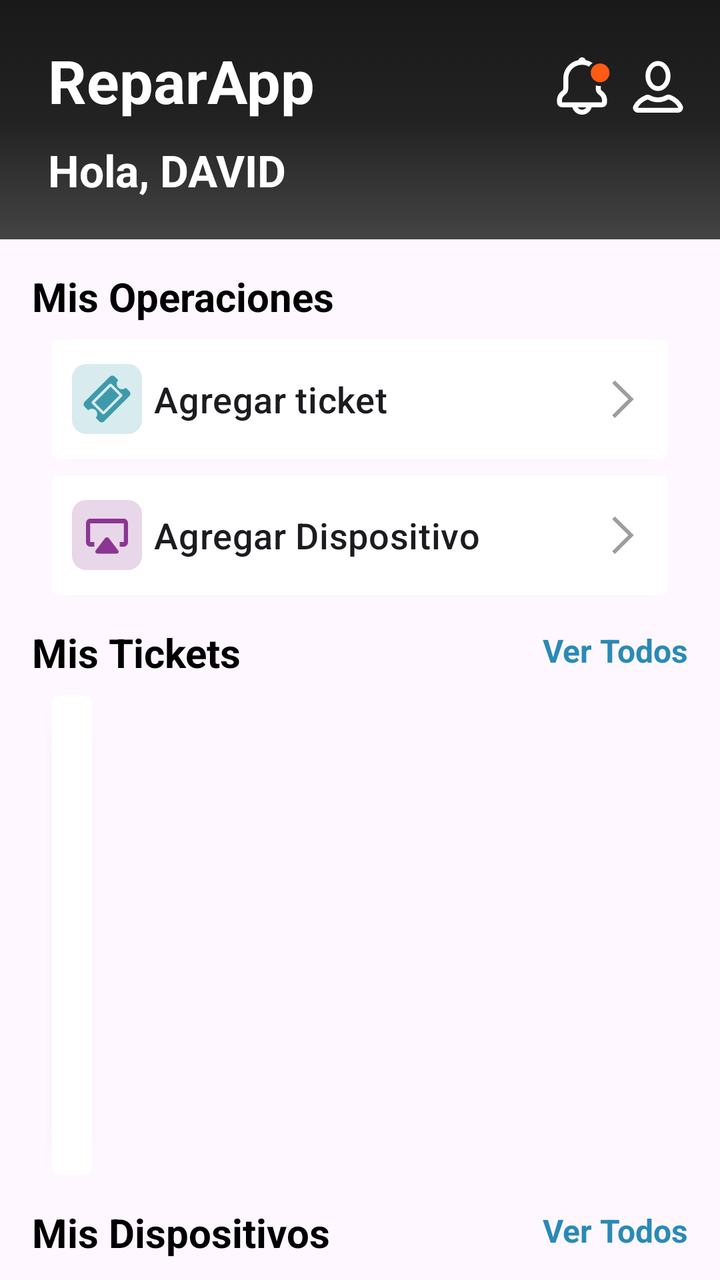
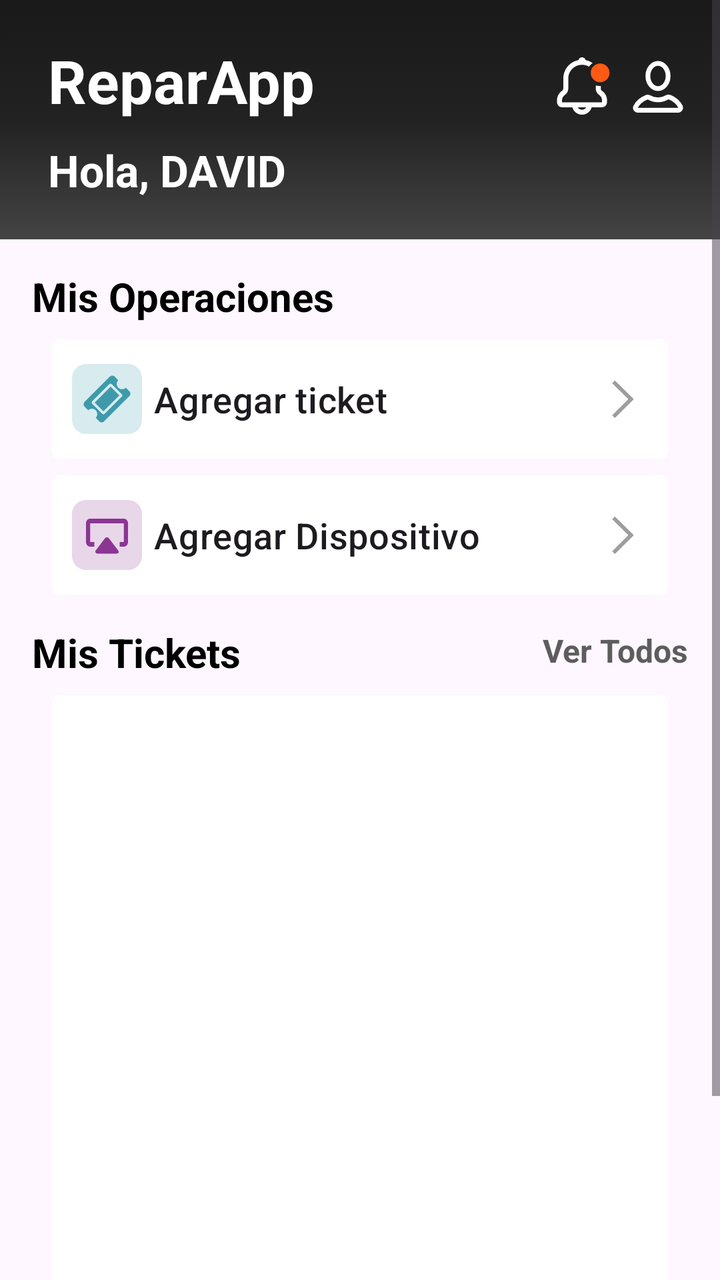

The first picture is an Android layout as it rendered before a commit; the second is the same layout after the commit. The layout source and the unified diff follow.
<!-- AndroidManifest.xml: application theme Theme.ReparApp -->
<!-- res/layout/fragmen_home_user_prueba.xml -->
<?xml version="1.0" encoding="utf-8"?>
<ScrollView xmlns:android="http://schemas.android.com/apk/res/android"
    xmlns:app="http://schemas.android.com/apk/res-auto"
    xmlns:tools="http://schemas.android.com/tools"
    android:layout_width="match_parent"
    android:layout_height="match_parent">

    <LinearLayout
        android:layout_width="match_parent"
        android:layout_height="wrap_content"
        android:orientation="vertical"
        app:layout_constraintStart_toStartOf="parent"
        app:layout_constraintTop_toBottomOf="@id/headerLayout">

        <androidx.constraintlayout.widget.ConstraintLayout
            android:id="@+id/headerLayout"
            android:layout_width="match_parent"
            android:layout_height="wrap_content"
            android:background="@drawable/bg_fondo"
            android:gravity="center_vertical"
            android:orientation="horizontal"
            android:paddingHorizontal="16dp"
            android:paddingVertical="20dp"
            >

            <TextView
                android:id="@+id/tv_titulo_home"
                android:layout_width="wrap_content"
                android:layout_height="wrap_content"
                android:layout_marginStart="8dp"
                android:text="@string/home"
                android:textColor="@android:color/white"
                android:textSize="30sp"
                android:textStyle="bold"
                app:layout_constraintStart_toStartOf="parent"
                app:layout_constraintTop_toTopOf="parent" />

            <ImageView
                android:id="@+id/img_usuario_notificacion"
                android:layout_width="30dp"
                android:layout_height="30dp"
                android:layout_marginTop="8dp"
                android:layout_marginEnd="8dp"
                android:src="@drawable/icon_noti_act"
                app:layout_constraintEnd_toStartOf="@id/img_usuario_perfil"
                app:layout_constraintTop_toTopOf="parent" />

            <ImageView
                android:id="@+id/img_usuario_perfil"
                android:layout_width="30dp"
                android:layout_height="30dp"
                android:layout_marginTop="8dp"
                android:src="@drawable/icon_profile_pru"
                app:layout_constraintEnd_toEndOf="parent"
                app:layout_constraintTop_toTopOf="parent" />

            <TextView
                android:id="@+id/tv_saludo"
                android:layout_width="wrap_content"
                android:layout_height="wrap_content"
                android:layout_marginTop="10dp"
                android:text="Hola, "
                android:textColor="@color/white"
                android:textSize="22sp"
                android:textStyle="bold"
                app:layout_constraintStart_toStartOf="@id/tv_titulo_home"
                app:layout_constraintTop_toBottomOf="@id/tv_titulo_home" />

            <TextView
                android:layout_width="wrap_content"
                android:layout_height="wrap_content"
                android:layout_marginTop="10dp"
                android:text="David"
                android:textAllCaps="true"
                android:textColor="@color/white"
                android:textSize="22sp"
                android:textStyle="bold"
                app:layout_constraintStart_toEndOf="@id/tv_saludo"
                app:layout_constraintTop_toBottomOf="@id/tv_titulo_home" />


        </androidx.constraintlayout.widget.ConstraintLayout>

        <LinearLayout
            android:layout_width="match_parent"
            android:layout_height="wrap_content"
            android:layout_marginHorizontal="16dp"
            android:layout_marginTop="15dp"
            android:orientation="vertical">
            <TextView
                android:layout_width="wrap_content"
                android:layout_height="wrap_content"
                android:text="Mis Operaciones"
                android:textColor="@color/black"
                android:textSize="20dp"
                android:textStyle="bold" />

            <androidx.cardview.widget.CardView
                android:layout_width="match_parent"
                android:layout_height="wrap_content"
                android:layout_marginHorizontal="10dp"
                android:layout_marginTop="8dp"
                android:backgroundTint="@color/white"
                app:cardCornerRadius="4dp"
                app:layout_constraintTop_toTopOf="parent">

                <LinearLayout
                    android:layout_width="match_parent"
                    android:layout_height="60dp"
                    android:gravity="start|center"
                    android:orientation="horizontal"
                    android:paddingHorizontal="10dp"

                    >

                    <ImageView
                        android:layout_width="35dp"
                        android:layout_height="35dp"
                        android:src="@drawable/icon_ticket_prueba" />

                    <TextView
                        android:id="@+id/tv_agregar_ticket"
                        android:layout_width="0dp"
                        android:layout_height="wrap_content"
                        android:layout_marginStart="6dp"
                        android:layout_weight="1"
                        android:gravity="start|center"
                        android:text="Agregar ticket"
                        android:textAppearance="?attr/textAppearanceHeadline6"
                        android:textSize="18dp" />

                    <ImageView
                        android:layout_width="25dp"
                        android:layout_height="25dp"
                        android:layout_gravity="center|end"
                        android:src="@drawable/icon_arrow_right" />
                </LinearLayout>
            </androidx.cardview.widget.CardView>
            <androidx.cardview.widget.CardView
                android:layout_width="match_parent"
                android:layout_height="wrap_content"
                android:layout_marginHorizontal="10dp"
                android:layout_marginTop="8dp"
                android:backgroundTint="@color/white"
                app:cardCornerRadius="4dp"
                app:layout_constraintTop_toTopOf="parent">

                <LinearLayout
                    android:layout_width="match_parent"
                    android:layout_height="60dp"
                    android:gravity="start|center"
                    android:orientation="horizontal"
                    android:paddingHorizontal="10dp">

                    <ImageView
                        android:layout_width="35dp"
                        android:layout_height="35dp"
                        android:src="@drawable/icon_device_prueba" />

                    <TextView
                        android:id="@+id/tv_agregar_dispositivo"
                        android:layout_width="0dp"
                        android:layout_height="wrap_content"
                        android:layout_marginStart="6dp"
                        android:layout_weight="1"
                        android:gravity="start|center"
                        android:text="Agregar Dispositivo"
                        android:textAppearance="?attr/textAppearanceHeadline6"
                        android:textSize="18dp" />

                    <ImageView
                        android:layout_width="25dp"
                        android:layout_height="25dp"
                        android:layout_gravity="center|end"
                        android:src="@drawable/icon_arrow_right" />
                </LinearLayout>
            </androidx.cardview.widget.CardView>
            <androidx.constraintlayout.widget.ConstraintLayout
                android:layout_width="match_parent"
                android:layout_height="wrap_content"
                android:layout_marginTop="15dp">

                <TextView
                    android:id="@+id/tv_titulo_mis_tickets"
                    android:layout_width="wrap_content"
                    android:layout_height="wrap_content"
                    android:text="Mis Tickets"
                    android:textColor="@color/black"
                    android:textSize="20sp"
                    android:textStyle="bold"
                    app:layout_constraintBottom_toBottomOf="parent"
                    app:layout_constraintStart_toStartOf="parent"
                    app:layout_constraintTop_toTopOf="parent" />

                <TextView
                    android:id="@+id/tv_ver_todos"
                    android:layout_width="wrap_content"
                    android:layout_height="24dp"
                    android:text="Ver Todos"
                    android:textColor="#298AB6"
                    android:textSize="16dp"
                    android:textStyle="bold"
                    app:layout_constraintBottom_toBottomOf="@id/tv_titulo_mis_tickets"
                    app:layout_constraintEnd_toEndOf="parent"
                    app:layout_constraintTop_toTopOf="parent" />
            </androidx.constraintlayout.widget.ConstraintLayout>
            <androidx.cardview.widget.CardView
                android:layout_width="wrap_content"
                android:layout_height="wrap_content"
                android:layout_marginHorizontal="10dp"
                android:layout_marginTop="8dp"
                app:cardCornerRadius="4dp">

                <androidx.recyclerview.widget.RecyclerView
                    android:id="@+id/rv_historial_tickets"
                    android:layout_width="match_parent"
                    android:layout_height="240dp"
                    android:paddingHorizontal="10dp"
                    tools:layoutManager="LinearLayoutManager"
                    tools:listitem="@layout/item_ticket_card"
                    tools:orientation="vertical" />
            </androidx.cardview.widget.CardView>
            <androidx.constraintlayout.widget.ConstraintLayout
                android:layout_width="match_parent"
                android:layout_height="wrap_content"
                android:layout_marginTop="15dp">

                <TextView
                    android:id="@+id/tv_mis_disipositivo"
                    android:layout_width="wrap_content"
                    android:layout_height="wrap_content"
                    android:text="Mis Dispositivos"
                    android:textColor="@color/black"
                    android:textSize="20sp"
                    android:textStyle="bold"
                    app:layout_constraintBottom_toBottomOf="parent"
                    app:layout_constraintStart_toStartOf="parent"
                    app:layout_constraintTop_toTopOf="parent" />

                <TextView
                    android:id="@+id/tv_ver_dispositivos"
                    android:layout_width="wrap_content"
                    android:layout_height="24dp"
                    android:text="Ver Todos"
                    android:textColor="#298AB6"
                    android:textSize="16dp"
                    android:textStyle="bold"
                    app:layout_constraintBottom_toBottomOf="parent"
                    app:layout_constraintEnd_toEndOf="parent"
                    app:layout_constraintTop_toTopOf="parent" />
            </androidx.constraintlayout.widget.ConstraintLayout>
            <androidx.recyclerview.widget.RecyclerView
                android:id="@+id/rv_lista_dispositivos"
                android:layout_width="match_parent"
                android:layout_height="wrap_content"
                android:layout_marginTop="8dp"
                app:layout_constraintEnd_toEndOf="parent"
                app:layout_constraintStart_toStartOf="parent"
                app:layout_constraintTop_toBottomOf="@+id/misDevicesTitle"
                tools:layoutManager="LinearLayoutManager"
                tools:listitem="@layout/item_device"
                tools:orientation="horizontal" />

        </LinearLayout>




    </LinearLayout>

</ScrollView>
<!-- res/layout/item_device.xml (included above) -->
<?xml version="1.0" encoding="utf-8"?>
<androidx.constraintlayout.widget.ConstraintLayout xmlns:android="http://schemas.android.com/apk/res/android"
    xmlns:app="http://schemas.android.com/apk/res-auto"
    android:layout_width="wrap_content"
    android:layout_height="195dp"
    android:layout_marginEnd="12dp"
    android:layout_margin="8dp"
    >

    <ImageView
        android:id="@+id/img_dispositivo"
        android:layout_width="164dp"
        android:layout_height="164dp"
        android:background="@drawable/grey_bg_prueba"
        android:src="@drawable/televisor"
        android:padding="16dp"
        android:scaleType= "centerCrop"
        app:layout_constraintTop_toTopOf="parent"
        app:layout_constraintStart_toStartOf="parent"
        app:layout_constraintEnd_toEndOf="parent"
        />

    <ImageView
        android:layout_width="25dp"
        android:layout_height="25dp"
        app:layout_constraintEnd_toEndOf="parent"
        app:layout_constraintTop_toTopOf="parent"
        android:layout_marginTop="8dp"
        android:layout_marginEnd="8dp"
        android:src="@drawable/icon_check_prueba"
        />


    <TextView
        android:id="@+id/tv_modelo_dispositivo"
        android:layout_width="wrap_content"
        android:layout_height="wrap_content"
        android:text="HP Pavilion 15"
        android:textColor="@android:color/black"
        android:textSize="16sp"
        android:textStyle="bold"
        android:layout_marginTop="4dp"
        app:layout_constraintStart_toStartOf="parent"
        app:layout_constraintEnd_toEndOf="parent"
        app:layout_constraintTop_toBottomOf="@id/img_dispositivo"
        />

</androidx.constraintlayout.widget.ConstraintLayout>
<!-- resources referenced by this layout -->
<resources>
  <color name="black">#FF000000</color>
  <color name="white">#FFFFFFFF</color>
  <!-- drawable bg_fondo (drawable) -->
  <?xml version="1.0" encoding="utf-8"?>
  <selector xmlns:android="http://schemas.android.com/apk/res/android">
      <item>
          <shape android:shape="rectangle">
              <gradient
                  android:type="linear"
                  android:angle="270"
                  android:startColor="#191919"
                  android:centerColor="#222222"
                  android:endColor="#444444"
                  android:gradientRadius="0.8"
              />
          </shape>
      </item>
  </selector>
  <!-- drawable grey_bg_prueba (drawable) -->
  <?xml version="1.0" encoding="utf-8"?>
  <selector xmlns:android="http://schemas.android.com/apk/res/android">
      <item>
          <shape android:shape="rectangle">
              <corners android:radius="10dp"/>
              <solid android:color="@color/light_Grey"/>
          </shape>
      </item>
  </selector>
  <!-- drawable icon_arrow_right (drawable) -->
  <vector xmlns:android="http://schemas.android.com/apk/res/android"
      android:width="20dp"
      android:height="20dp"
      android:viewportWidth="20"
      android:viewportHeight="20">
    <path
        android:pathData="M6.764,17.608L5.667,16.511L12.139,10.094L5.667,3.676L6.764,2.579L14.333,10.094L6.764,17.608Z"
        android:fillColor="#9D9D9D"/>
  </vector>
  <!-- drawable icon_check_prueba (drawable) -->
  <vector xmlns:android="http://schemas.android.com/apk/res/android"
      android:width="20dp"
      android:height="20dp"
      android:viewportWidth="20"
      android:viewportHeight="20">
    <path
        android:pathData="M20,10C20,15.523 15.523,20 10,20C4.477,20 0,15.523 0,10C0,4.477 4.477,0 10,0C15.523,0 20,4.477 20,10ZM8.843,15.295L16.263,7.876C16.515,7.624 16.515,7.215 16.263,6.963L15.35,6.051C15.098,5.799 14.69,5.799 14.438,6.051L8.387,12.101L5.562,9.277C5.31,9.025 4.902,9.025 4.65,9.277L3.737,10.189C3.485,10.441 3.485,10.849 3.737,11.101L7.931,15.295C8.183,15.547 8.591,15.547 8.843,15.295Z"
        android:fillColor="#219648"/>
  </vector>
  <!-- drawable icon_profile_pru (drawable) -->
  <vector xmlns:android="http://schemas.android.com/apk/res/android"
      android:width="50dp"
      android:height="50dp"
      android:viewportWidth="50"
      android:viewportHeight="50">
    <path
        android:pathData="M25,6.167C29.323,6.167 33.416,10.511 33.416,16.667C33.416,22.822 29.323,27.166 25,27.167C20.678,27.167 16.583,22.823 16.583,16.667C16.583,10.511 20.678,6.167 25,6.167Z"
        android:strokeWidth="4"
        android:fillColor="#00000000"
        android:strokeColor="#ffffff"/>
    <path
        android:pathData="M32.695,34.381C33.067,34.158 33.845,34.058 34.723,34.336C38.902,36.061 42.012,38.869 43.628,42.101C44.321,43.487 43.327,45.249 41.458,45.249H8.542C7.655,45.249 6.904,44.805 6.484,44.204C6.081,43.626 6.015,42.975 6.345,42.364L6.358,42.337L6.372,42.31C7.996,39.062 11.13,36.239 15.341,34.516L15.41,34.488L15.477,34.454C15.997,34.194 16.761,34.22 17.482,34.483C19.801,35.839 22.187,36.541 25,36.541C27.884,36.541 30.321,35.805 32.695,34.381Z"
        android:strokeWidth="4"
        android:fillColor="#00000000"
        android:strokeColor="#ffffff"/>
  </vector>
  <string name="home">ReparApp</string>
  <style name="Theme.ReparApp" parent="Base.Theme.ReparApp" />
  <color name="light_Grey">#E9E9E9</color>
  <style name="Base.Theme.ReparApp" parent="Theme.Material3.DayNight.NoActionBar">
          
          
      </style>
  <!-- unchanged entries left out for length: 4 -->
</resources>

<!-- the commit's change to res/layout/fragmen_home_user_prueba.xml (unified diff, before → after) -->
@@ -197,7 +197,7 @@
                     android:layout_width="wrap_content"
                     android:layout_height="24dp"
                     android:text="Ver Todos"
-                    android:textColor="#298AB6"
+                    android:textColor="#5D5D5D"
                     android:textSize="16dp"
                     android:textStyle="bold"
                     app:layout_constraintBottom_toBottomOf="@id/tv_titulo_mis_tickets"
@@ -205,7 +205,7 @@
                     app:layout_constraintTop_toTopOf="parent" />
             </androidx.constraintlayout.widget.ConstraintLayout>
             <androidx.cardview.widget.CardView
-                android:layout_width="wrap_content"
+                android:layout_width="match_parent"
                 android:layout_height="wrap_content"
                 android:layout_marginHorizontal="10dp"
                 android:layout_marginTop="8dp"
@@ -214,10 +214,10 @@
                 <androidx.recyclerview.widget.RecyclerView
                     android:id="@+id/rv_historial_tickets"
                     android:layout_width="match_parent"
-                    android:layout_height="240dp"
+                    android:layout_height="350dp"
                     android:paddingHorizontal="10dp"
                     tools:layoutManager="LinearLayoutManager"
-                    tools:listitem="@layout/item_ticket_card"
+                    tools:listitem="@layout/item_ticket"
                     tools:orientation="vertical" />
             </androidx.cardview.widget.CardView>
             <androidx.constraintlayout.widget.ConstraintLayout
@@ -269,6 +269,75 @@
     </LinearLayout>
 
 </ScrollView>
+<!-- res/layout/item_ticket.xml (included above) -->
+<?xml version="1.0" encoding="utf-8"?>
+<LinearLayout xmlns:android="http://schemas.android.com/apk/res/android"
+    android:layout_width="match_parent"
+    android:layout_height="80dp"
+    xmlns:app="http://schemas.android.com/apk/res-auto"
+    android:layout_marginHorizontal="8dp"
+    android:layout_marginBottom="8dp"
+    android:orientation="horizontal"
+    android:gravity="center_vertical"
+
+    >
+
+
+        <ImageView
+            android:id="@+id/ticketIcon"
+            android:layout_width="45dp"
+            android:layout_height="45dp"
+            android:src="@drawable/icon_ticket_prueba"
+            android:contentDescription="Ticket Type Icon"
+            app:tint="@android:color/black"
+            android:layout_marginEnd="12dp" />
+
+        <LinearLayout
+            android:layout_width="0dp"
+            android:layout_height="wrap_content"
+            android:layout_weight="1"
+            android:layout_marginEnd="10dp"
+            android:orientation="vertical">
+
+            <TextView
+                android:id="@+id/ticket_codigo"
+                android:layout_width="wrap_content"
+                android:layout_height="wrap_content"
+                android:text="TICKET"
+                android:maxLines="1"
+                android:textColor="@android:color/black"
+                android:textSize="16sp"
+
+                android:textStyle="bold" />
+
+            <TextView
+                android:id="@+id/ticket_fecha_reporte"
+                android:layout_width="wrap_content"
+                android:layout_height="wrap_content"
+                android:text="12 Mayo 2025 - 9:14 Am"
+                android:textColor="@color/grey"
+                android:textSize="14sp"
+                android:layout_marginTop="4dp" />
+
+        </LinearLayout>
+
+        <com.google.android.material.button.MaterialButton
+            android:id="@+id/btn_ticket_ver_detalle"
+            android:layout_width="wrap_content"
+            android:layout_height="50dp"
+            android:text="Ir"
+            android:textColor="@android:color/white"
+            android:backgroundTint = "@color/black"
+            android:textSize="16sp"
+            android:paddingHorizontal="10dp"
+            android:textAllCaps="false"
+            android:minWidth="0dp"
+            app:icon="@drawable/ic_arrow_right"
+            app:iconGravity="end"
+            app:cornerRadius="5dp"/>
+
+
+    </LinearLayout>
 <!-- res/layout/item_device.xml (included above) -->
 <?xml version="1.0" encoding="utf-8"?>
 <androidx.constraintlayout.widget.ConstraintLayout xmlns:android="http://schemas.android.com/apk/res/android"
<!-- resource entries referenced after the edit -->
@@ -1,6 +1,7 @@
 <!-- resources referenced by this layout -->
 <resources>
   <color name="black">#FF000000</color>
+  <color name="grey">#828282</color>
   <color name="white">#FFFFFFFF</color>
   <!-- drawable bg_fondo (drawable) -->
   <?xml version="1.0" encoding="utf-8"?>
@@ -28,6 +29,7 @@
           </shape>
       </item>
   </selector>
+  <!-- drawable ic_arrow_right: png bitmap (drawable, 198 bytes) -->
   <!-- drawable icon_arrow_right (drawable) -->
   <vector xmlns:android="http://schemas.android.com/apk/res/android"
       android:width="20dp"
